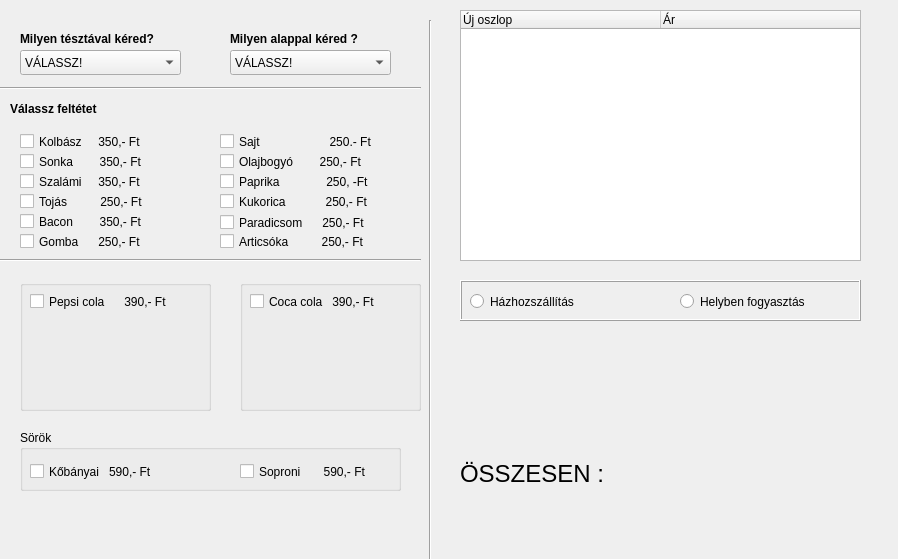
This is pizza.ui in kobanya/PizzaUiPyqt as Qt 5 draws it before an edit. The edited form follows.
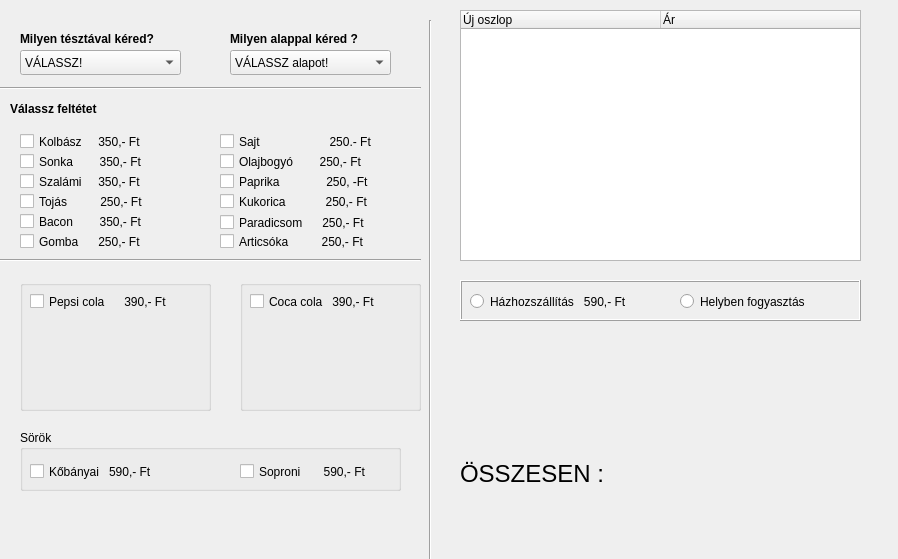
This is the edited form. Icons and pictures are not drawn.

Commit message: házhoz szállítás

```diff
--- a/pizza.ui
+++ b/pizza.ui
@@ -92,7 +92,7 @@
    </property>
    <item>
     <property name="text">
-     <string>VÁLASSZ!</string>
+     <string>VÁLASSZ alapot!</string>
     </property>
    </item>
    <item>
@@ -392,12 +392,12 @@
      <rect>
       <x>10</x>
       <y>10</y>
-      <width>131</width>
+      <width>191</width>
       <height>23</height>
      </rect>
     </property>
     <property name="text">
-     <string>Házhozszállítás</string>
+     <string>Házhozszállítás   590,- Ft</string>
     </property>
    </widget>
    <widget class="QRadioButton" name="radioButton_Kiszallit">
```
The commit also changes 1 other file.
